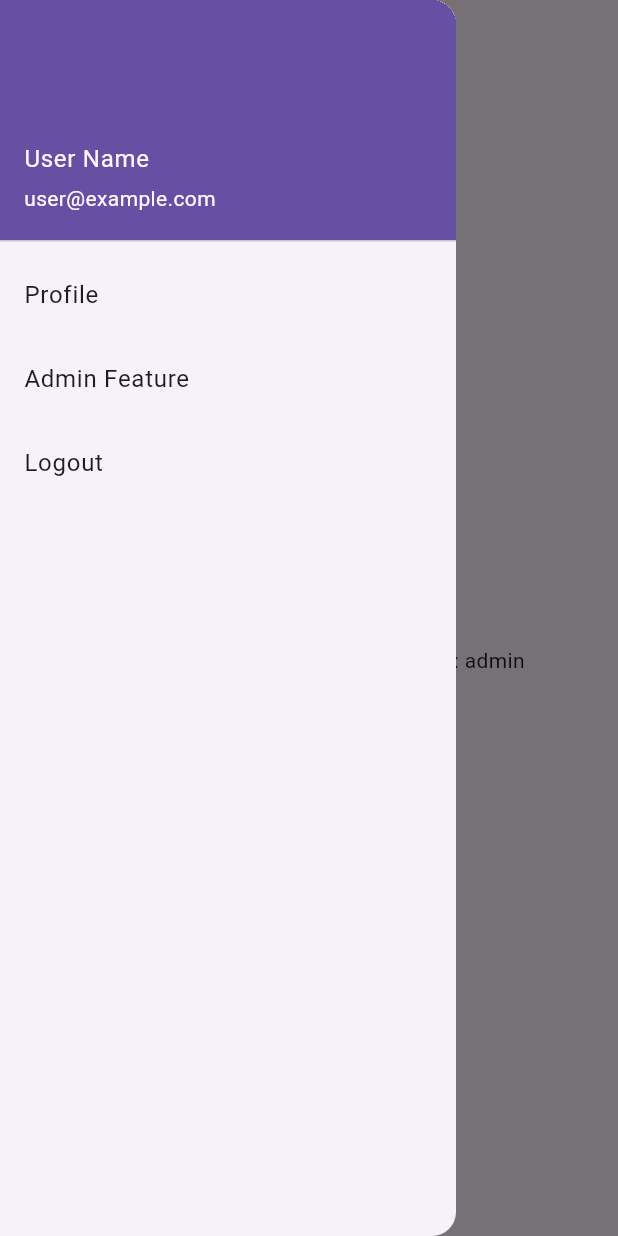
After one commit to darmawguna/flutter_user_login, a Flutter app: the Home screen opened directly, with the side drawer open, on a phone screen of 412 x 824 dp. The commit adds this screen. Run offline on Flutter 3.47's test engine with Material 3 defaults, Android fonts, the phone set to English and light mode, and no system bars; our stand-ins replace flutter_login, shared_preferences; accounts and stored records are empty.

Commit message:
update commit

```diff
--- a/lib/main.dart
+++ b/lib/main.dart
@@ -1,5 +1,6 @@
 import 'package:flutter/material.dart';
-import 'package:flutter_user_login/widget/login_scree.dart';
+import 'package:flutter_user_login/screens/splash_screen.dart';
+
 
 void main() {
   runApp(const MyApp());
@@ -15,7 +16,7 @@ class MyApp extends StatelessWidget {
       theme: ThemeData(
         primarySwatch: Colors.blue,
       ),
-      home: LoginScreen(),
+      home: const SplashScreen(),
     );
   }
 }
--- /dev/null
+++ b/lib/screens/home.dart
@@ -0,0 +1,21 @@
+import 'package:flutter/material.dart';
+import 'package:flutter_user_login/widget/dynamic_drawer.dart';
+
+class Home extends StatelessWidget {
+  final String userType;
+
+  const Home({super.key, required this.userType});
+
+  @override
+  Widget build(BuildContext context) {
+    return Scaffold(
+      appBar: AppBar(
+        title: const Text('Homepage'),
+      ),
+      drawer: DynamicDrawer(userType: userType),
+      body: Center(
+        child: Text('Welcome to the homepage! UserType: $userType'),
+      ),
+    );
+  }
+}
--- /dev/null
+++ b/lib/widget/dynamic_drawer.dart
@@ -0,0 +1,51 @@
+import 'package:flutter/material.dart';
+import 'package:flutter_user_login/widget/login_scree.dart';
+import 'package:shared_preferences/shared_preferences.dart';
+
+class DynamicDrawer extends StatelessWidget {
+  final String userType;
+
+  DynamicDrawer({super.key, required this.userType});
+
+  Future<void> _logout(BuildContext context) async {
+    SharedPreferences prefs = await SharedPreferences.getInstance();
+    await prefs.remove('token');
+    await prefs.remove('userType');
+    Navigator.pushReplacement(
+      // ignore: use_build_context_synchronously
+      context,
+      MaterialPageRoute(builder: (context) => const LoginScreen()),
+    );
+  }
+
+  @override
+  Widget build(BuildContext context) {
+    return Drawer(
+      child: ListView(
+        children: <Widget>[
+          const UserAccountsDrawerHeader(
+            accountName: Text('User Name'),
+            accountEmail: Text('user@example.com'),
+          ),
+          ListTile(
+            title: const Text('Profile'),
+            onTap: () {
+              // Navigate to profile screen
+            },
+          ),
+          if (userType == 'admin')
+            ListTile(
+              title: const Text('Admin Feature'),
+              onTap: () {
+                // Navigate to admin feature screen
+              },
+            ),
+          ListTile(
+            title: const Text('Logout'),
+            onTap: () => _logout(context),
+          ),
+        ],
+      ),
+    );
+  }
+}
--- a/pubspec.yaml
+++ b/pubspec.yaml
@@ -36,6 +36,7 @@ dependencies:
   cupertino_icons: ^1.0.6
   http: ^1.2.1
   flutter_login: ^5.0.0
+  shared_preferences: ^2.0.6
 
 dev_dependencies:
   flutter_test:
```
Also changed, not shown: lib/screens/splash_screen.dart (added, +57 -0 lines), lib/service/user_service.dart (+8 -2 lines), lib/widget/login_scree.dart (+10 -7 lines), pubspec.lock, 1 other file.
